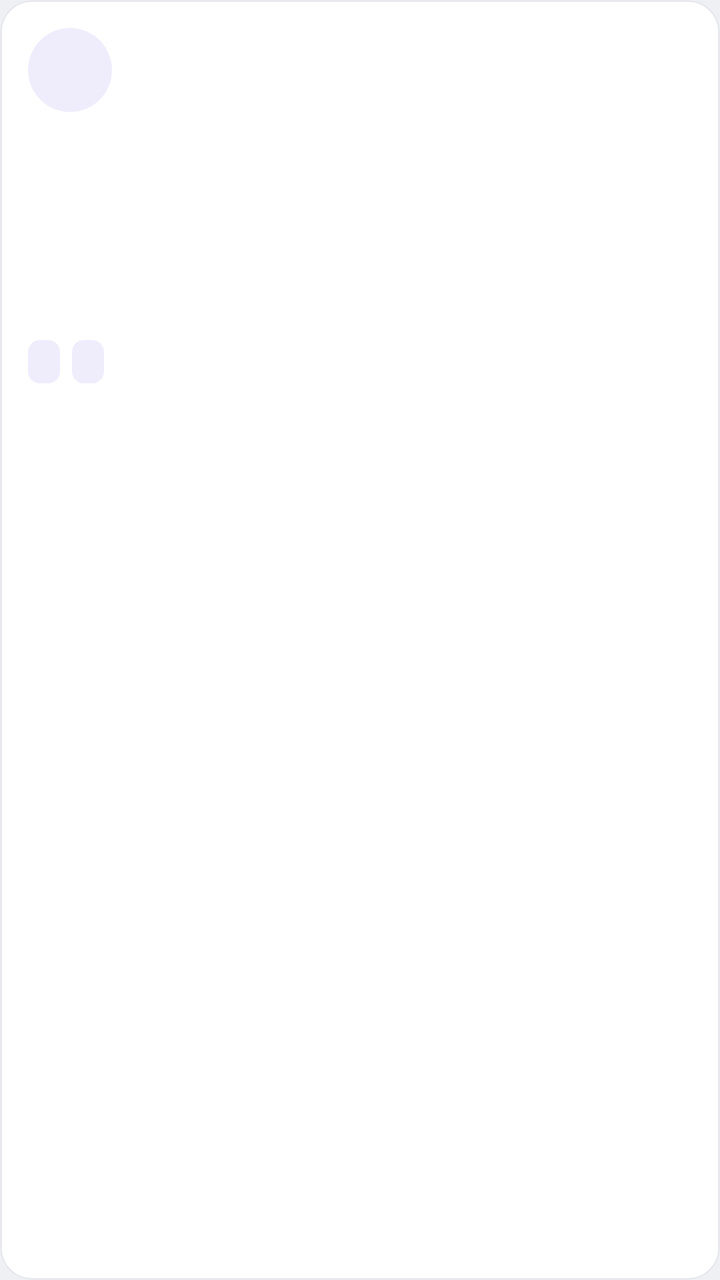
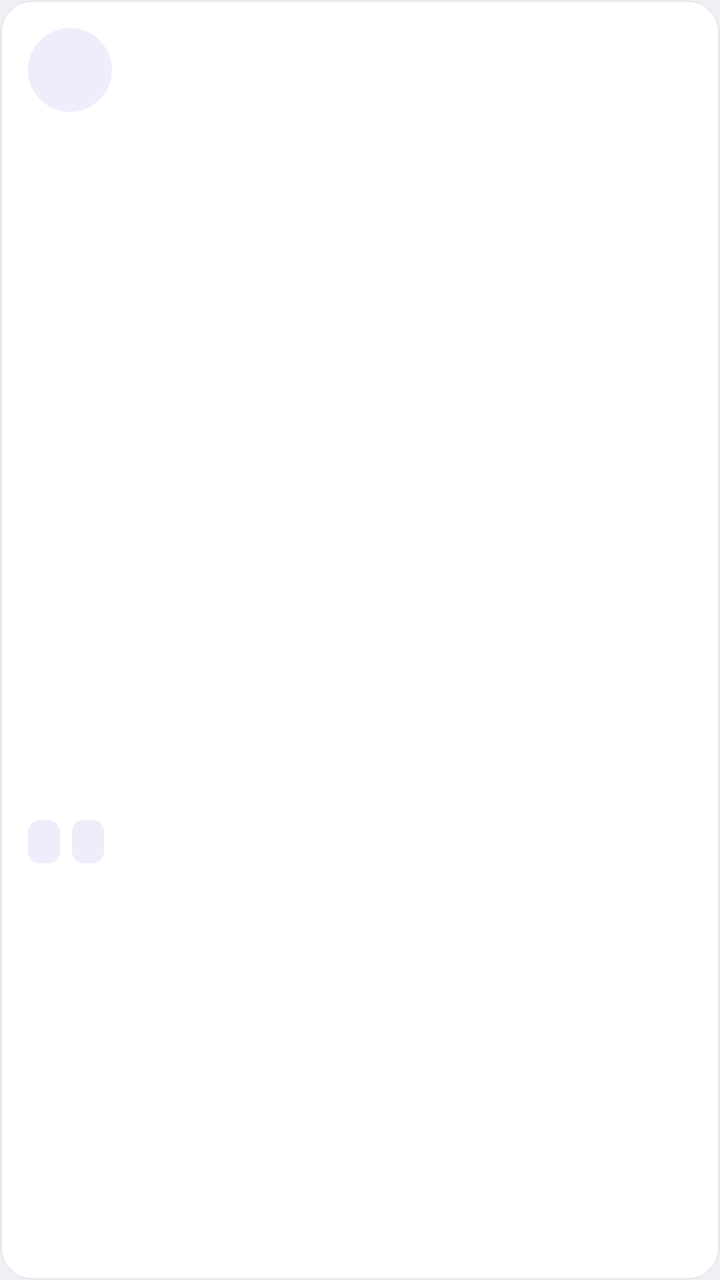

Two renders of the same Android screen: before a commit and after it. Below are the layout's source before the change and the commit's diff.
<!-- AndroidManifest.xml: application theme Theme.Amplify -->
<!-- res/layout/item_post.xml -->
<?xml version="1.0" encoding="utf-8"?>
<com.google.android.material.card.MaterialCardView
    xmlns:android="http://schemas.android.com/apk/res/android"
    style="@style/Amplify.Card"
    android:layout_width="match_parent"
    android:layout_height="wrap_content"
    android:layout_marginBottom="14dp"
    android:clickable="true"
    android:focusable="true">

    <LinearLayout
        android:layout_width="match_parent"
        android:layout_height="wrap_content"
        android:orientation="vertical">

        
        <LinearLayout
            android:layout_width="match_parent"
            android:layout_height="wrap_content"
            android:orientation="horizontal"
            android:gravity="center_vertical"
            android:padding="14dp">

            <TextView
                android:id="@+id/tvAvatar"
                android:layout_width="42dp"
                android:layout_height="42dp"
                android:background="@drawable/bg_avatar_circle"
                android:gravity="center"
                android:textColor="@color/accent"
                android:textStyle="bold"
                android:textSize="14sp"
                android:layout_marginEnd="10dp" />

            <LinearLayout
                android:layout_width="0dp"
                android:layout_height="wrap_content"
                android:layout_weight="1"
                android:orientation="vertical">

                <TextView
                    android:id="@+id/tvAuthorName"
                    android:layout_width="match_parent"
                    android:layout_height="wrap_content"
                    android:textSize="14sp"
                    android:textStyle="bold"
                    android:textColor="@color/ink"
                    android:maxLines="1"
                    android:ellipsize="end" />

                <LinearLayout
                    android:id="@+id/verifiedContainer"
                    android:layout_width="wrap_content"
                    android:layout_height="wrap_content"
                    android:orientation="horizontal"
                    android:gravity="center_vertical"
                    android:visibility="gone">

                    <ImageView
                        android:layout_width="12dp"
                        android:layout_height="12dp"
                        android:src="@drawable/ic_verified_mark"
                        android:contentDescription="Verified creator" />

                    <TextView
                        android:layout_width="wrap_content"
                        android:layout_height="wrap_content"
                        android:layout_marginStart="4dp"
                        android:text="Verified creator"
                        android:textSize="11sp"
                        android:textColor="@color/teal"
                        android:textStyle="bold" />
                </LinearLayout>

                <TextView
                    android:id="@+id/tvAuthorField"
                    android:layout_width="match_parent"
                    android:layout_height="wrap_content"
                    android:textSize="11sp"
                    android:textColor="@color/muted"
                    android:maxLines="1"
                    android:ellipsize="end"
                    android:visibility="gone" />

            </LinearLayout>
        </LinearLayout>

        
        <TextView
            android:id="@+id/tvPostTitle"
            android:layout_width="match_parent"
            android:layout_height="wrap_content"
            android:layout_marginStart="14dp"
            android:layout_marginEnd="14dp"
            android:layout_marginBottom="10dp"
            android:ellipsize="end"
            android:maxLines="2"
            android:textColor="@color/ink"
            android:textSize="16sp"
            android:textStyle="bold" />

        
        <ImageView
            android:id="@+id/ivPostMedia"
            android:layout_width="match_parent"
            android:layout_height="240dp"
            android:background="@color/paper"
            android:scaleType="fitCenter"
            android:contentDescription="Uploaded post image"
            android:visibility="gone" />

        
        <LinearLayout
            android:layout_width="match_parent"
            android:layout_height="wrap_content"
            android:orientation="vertical"
            android:padding="14dp">

            
            <TextView
                android:id="@+id/tvPostBody"
                android:layout_width="match_parent"
                android:layout_height="wrap_content"
                android:ellipsize="end"
                android:lineSpacingMultiplier="1.2"
                android:maxLines="3"
                android:minLines="3"
                android:textColor="@color/muted"
                android:textSize="13sp" />

            
            <TextView
                android:id="@+id/tvReadMore"
                android:layout_width="wrap_content"
                android:layout_height="wrap_content"
                android:layout_marginTop="4dp"
                android:layout_marginBottom="10dp"
                android:text="Read more"
                android:textColor="@color/accent"
                android:textSize="12sp"
                android:textStyle="bold"
                android:visibility="gone" />

            <LinearLayout
                android:layout_width="wrap_content"
                android:layout_height="wrap_content"
                android:orientation="horizontal">

                <TextView
                    android:id="@+id/tvTagOne"
                    style="@style/Amplify.Tag"
                    android:layout_width="wrap_content"
                    android:layout_height="wrap_content"
                    android:layout_marginEnd="6dp" />

                <TextView
                    android:id="@+id/tvTagTwo"
                    style="@style/Amplify.Tag"
                    android:layout_width="wrap_content"
                    android:layout_height="wrap_content" />

            </LinearLayout>
        </LinearLayout>

    </LinearLayout>

</com.google.android.material.card.MaterialCardView>
<!-- resources referenced by this layout -->
<resources>
  <color name="accent">#5B4FE0</color>
  <color name="ink">#12141C</color>
  <color name="muted">#6B7080</color>
  <color name="paper">#EEF0F4</color>
  <color name="teal">#1B8F82</color>
  <!-- drawable bg_avatar_circle (drawable) -->
  <?xml version="1.0" encoding="utf-8"?>
  <shape xmlns:android="http://schemas.android.com/apk/res/android" android:shape="oval">
      <solid android:color="@color/accent_soft" />
  </shape>
  <!-- drawable ic_verified_mark (drawable) -->
  <vector xmlns:android="http://schemas.android.com/apk/res/android"
      android:width="14dp" android:height="10dp" android:viewportWidth="14" android:viewportHeight="10">
      <path android:pathData="M1,5H2.4V10H1Z" android:fillColor="#1B8F82" />
      <path android:pathData="M4.6,0H6V10H4.6Z" android:fillColor="#1B8F82" />
      <path android:pathData="M8.2,3H9.6V10H8.2Z" android:fillColor="#1B8F82" />
  </vector>
  <style name="Amplify.Card" parent="Widget.MaterialComponents.CardView">
          <item name="cardCornerRadius">16dp</item>
          <item name="cardElevation">0dp</item>
          <item name="strokeColor">@color/line_soft</item>
          <item name="strokeWidth">1dp</item>
          <item name="cardBackgroundColor">@color/surface</item>
      </style>
  <style name="Amplify.Tag" parent="">
          <item name="android:background">@drawable/bg_tag</item>
          <item name="android:textColor">@color/accent</item>
          <item name="android:textSize">10sp</item>
          <item name="android:fontFamily">monospace</item>
          <item name="android:paddingStart">8dp</item>
          <item name="android:paddingEnd">8dp</item>
          <item name="android:paddingTop">4dp</item>
          <item name="android:paddingBottom">4dp</item>
      </style>
  <style name="Theme.Amplify" parent="Theme.MaterialComponents.Light.NoActionBar">
          <item name="colorPrimary">@color/accent</item>
          <item name="colorPrimaryDark">@color/ink</item>
          <item name="colorAccent">@color/accent</item>
          <item name="android:windowBackground">@color/paper</item>
          <item name="android:statusBarColor">@color/surface</item>
          <item name="android:windowLightStatusBar">true</item>
      </style>
  <color name="accent_soft">#EFEDFC</color>
  <color name="line_soft">#E7E9EF</color>
  <color name="surface">#FFFFFF</color>
  <!-- drawable bg_tag (drawable) -->
  <?xml version="1.0" encoding="utf-8"?>
  <shape xmlns:android="http://schemas.android.com/apk/res/android" android:shape="rectangle">
      <solid android:color="@color/accent_soft" />
      <corners android:radius="6dp" />
  </shape>
</resources>

<!-- the commit's change to res/layout/item_post.xml (unified diff, before → after) -->
@@ -100,14 +100,31 @@
             android:textStyle="bold" />
 
         
-        <ImageView
-            android:id="@+id/ivPostMedia"
+        <FrameLayout
             android:layout_width="match_parent"
-            android:layout_height="240dp"
-            android:background="@color/paper"
-            android:scaleType="fitCenter"
-            android:contentDescription="Uploaded post image"
-            android:visibility="gone" />
+            android:layout_height="240dp">
+
+            <ImageView
+                android:id="@+id/ivPostMedia"
+                android:layout_width="match_parent"
+                android:layout_height="match_parent"
+                android:background="@color/paper"
+                android:scaleType="fitCenter"
+                android:contentDescription="Uploaded post image"
+                android:visibility="gone" />
+
+            <ImageView
+                android:id="@+id/ivPostPlay"
+                android:layout_width="52dp"
+                android:layout_height="52dp"
+                android:layout_gravity="center"
+                android:background="@drawable/bg_circle_button"
+                android:padding="14dp"
+                android:src="@android:drawable/ic_media_play"
+                android:tint="@color/accent"
+                android:contentDescription="Play video"
+                android:visibility="gone" />
+        </FrameLayout>
 
         
         <LinearLayout
<!-- resource entries referenced after the edit -->
@@ -9,6 +9,12 @@
   <?xml version="1.0" encoding="utf-8"?>
   <shape xmlns:android="http://schemas.android.com/apk/res/android" android:shape="oval">
       <solid android:color="@color/accent_soft" />
+  </shape>
+  <!-- drawable bg_circle_button (drawable) -->
+  <?xml version="1.0" encoding="utf-8"?>
+  <shape xmlns:android="http://schemas.android.com/apk/res/android" android:shape="oval">
+      <solid android:color="@color/surface" />
+      <stroke android:width="1dp" android:color="@color/line" />
   </shape>
   <!-- drawable ic_verified_mark (drawable) -->
   <vector xmlns:android="http://schemas.android.com/apk/res/android"
@@ -45,6 +51,7 @@
   <color name="accent_soft">#EFEDFC</color>
   <color name="line_soft">#E7E9EF</color>
   <color name="surface">#FFFFFF</color>
+  <color name="line">#DCDFE6</color>
   <!-- drawable bg_tag (drawable) -->
   <?xml version="1.0" encoding="utf-8"?>
   <shape xmlns:android="http://schemas.android.com/apk/res/android" android:shape="rectangle">
